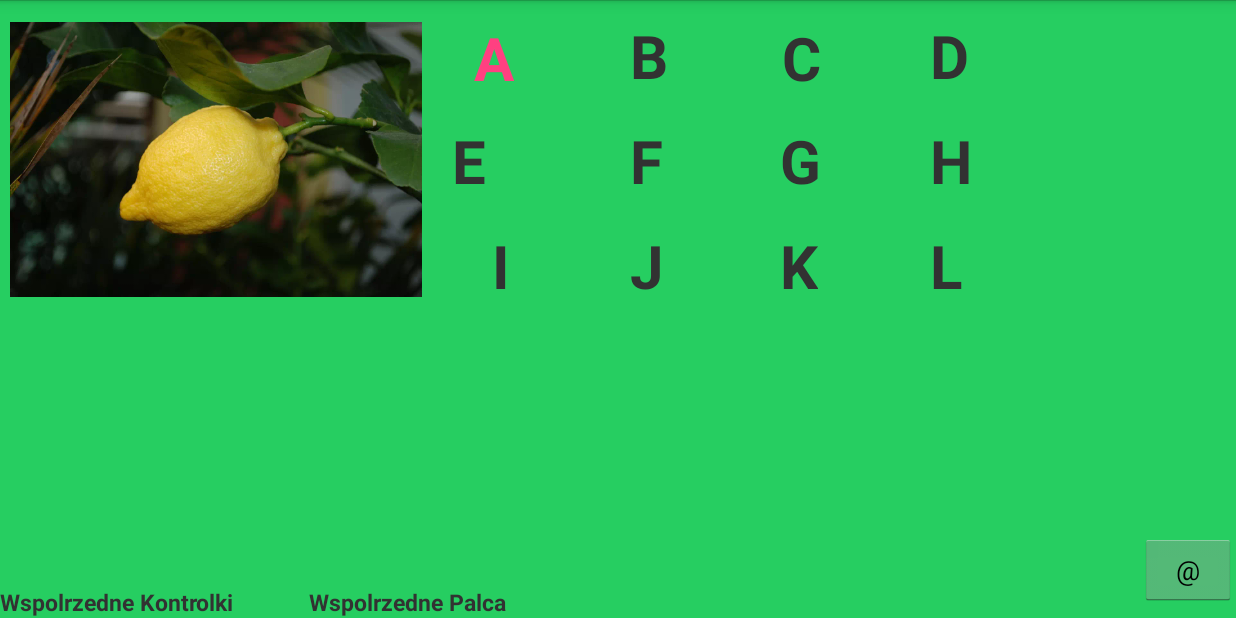
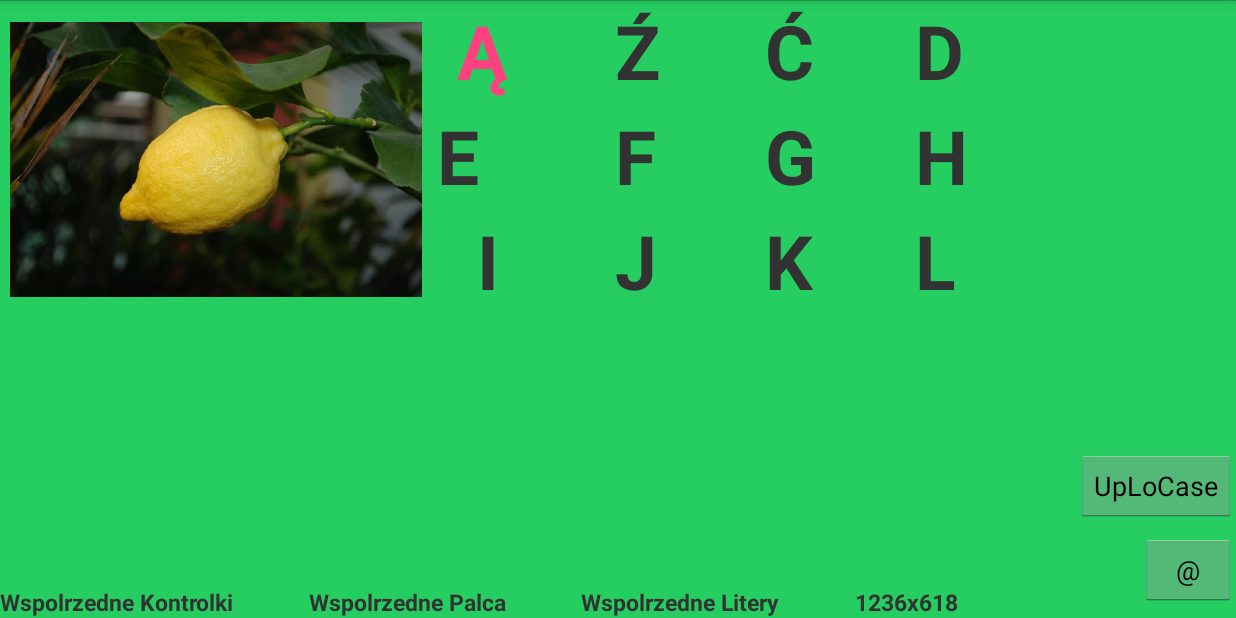
Before and after one commit to marskib/Literowiec, an Android app: the screen it shows after launch (MainActivity), on a phone screen of 824 x 412 dp (held sideways). Run offline under Robolectric (Android 15) with nearby library versions, the phone set to English and light mode, and no system bars.

Commit message:
duze/male litery - próby

```diff
--- a/app/src/main/java/autyzmsoft/pl/literowiec/MainActivity.java
+++ b/app/src/main/java/autyzmsoft/pl/literowiec/MainActivity.java
@@ -17,6 +17,8 @@ import android.widget.ImageView;
 import android.widget.RelativeLayout;
 import android.widget.TextView;
 
+import java.util.Locale;
+
 import static android.R.attr.width;
 import static android.icu.lang.UCharacter.GraphemeClusterBreak.L;
 
@@ -27,25 +29,25 @@ public class MainActivity extends Activity {
 
     //Placeholders'y na etykiety:
     TextView L01, L02, L03,
-             L04, L05, L06,
-             L07, L08, L09,
-             L10, L11, L12;
+            L04, L05, L06,
+            L07, L08, L09,
+            L10, L11, L12;
 
-    TextView tvInfo, tvInfo1;
+    TextView tvInfo, tvInfo1, tvInfo2, tvInfo3;
 
     private int _xDelta;
     private int _yDelta;
 
     private RelativeLayout.LayoutParams lParams, layoutParams;
 
-    private Button bZnowu;
+    private Button bZnowu, bUpperLower;
 
     @Override
     public void onCreate(Bundle savedInstanceState) {
         super.onCreate(savedInstanceState);
         //na caly ekran:
         requestWindowFeature(Window.FEATURE_NO_TITLE);
-        getWindow().setFlags(WindowManager.LayoutParams.FLAG_FULLSCREEN,WindowManager.LayoutParams.FLAG_FULLSCREEN);
+        getWindow().setFlags(WindowManager.LayoutParams.FLAG_FULLSCREEN, WindowManager.LayoutParams.FLAG_FULLSCREEN);
         setContentView(R.layout.activity_main);
 
         rootLayout = (ViewGroup) findViewById(R.id.view_root);
@@ -53,6 +55,8 @@ public class MainActivity extends Activity {
 
         tvInfo = (TextView) findViewById(R.id.tvInfo);
         tvInfo1 = (TextView) findViewById(R.id.tvInfo1);
+        tvInfo2 = (TextView) findViewById(R.id.tvInfo2);
+        tvInfo3 = (TextView) findViewById(R.id.tvInfo3);
 
         L01 = (TextView) findViewById(R.id.L01);
         L02 = (TextView) findViewById(R.id.L02);
@@ -85,10 +89,11 @@ public class MainActivity extends Activity {
         L12.setOnTouchListener(new ChoiceTouchListener());
 
         //Poprawienie wydajnosci? (zeby w onTouch nie tworzyc stale obiektow) L01 - placeholder
-        lParams      =  (RelativeLayout.LayoutParams) L01.getLayoutParams();
-        layoutParams =  (RelativeLayout.LayoutParams) L01.getLayoutParams();
+        lParams = (RelativeLayout.LayoutParams) L01.getLayoutParams();
+        layoutParams = (RelativeLayout.LayoutParams) L01.getLayoutParams();
 
         bZnowu = (Button) findViewById(R.id.bZnowu);
+        bUpperLower =(Button) findViewById(R.id.bUpperLower);
 
         dostosujDoUrzadzen();
 
@@ -103,13 +108,15 @@ public class MainActivity extends Activity {
         DisplayMetrics displaymetrics = new DisplayMetrics();
         getWindowManager().getDefaultDisplay().getMetrics(displaymetrics);
         width = displaymetrics.widthPixels;
-        height= displaymetrics.heightPixels;
+        height = displaymetrics.heightPixels;
+
+        tvInfo3.setText(Integer.toString(width) + "x" + Integer.toString(height));
 
         //Obrazek - ustawiam w lewym górnym rogu:
         lPar = (RelativeLayout.LayoutParams) img.getLayoutParams();
-        lPar.width=width/3;
-        lPar.height=height/2;
-        lPar.topMargin  = 5;
+        lPar.width = width / 3;
+        lPar.height = height / 2;
+        lPar.topMargin = 5;
         lPar.leftMargin = 10;
         img.setLayoutParams(lPar);
         //Ustawienie etykiet w 'ladnym' kwadracie 4x3:
@@ -296,13 +303,20 @@ public class MainActivity extends Activity {
                     lParams = (RelativeLayout.LayoutParams) view.getLayoutParams();
                     _xDelta = X - lParams.leftMargin;
                     _yDelta = Y - lParams.topMargin;
-                    tvInfo.setText("ACTION_DOWN");
+                    //tvInfo.setText("ACTION_DOWN");
+                    //Pokazanie szerokosci kontrolki:
+                    tvInfo.setText(Integer.toString(view.getWidth()));
                     break;
                 case MotionEvent.ACTION_UP:
                     int Xstop = X;
                     //tvInfo.setText("x="+Integer.toString(Xstop));
-                    tvInfo.setText("xKontrolki="+Integer.toString(layoutParams.leftMargin));
-                    tvInfo1.setText("xPalca="+Integer.toString(Xstop));
+                    tvInfo.setText("xKontrolki=" + Integer.toString(layoutParams.leftMargin));
+                    tvInfo1.setText("xPalca=" + Integer.toString(Xstop));
+
+                    final int padding = (int) (getResources().getDimension(R.dimen.padding_ski) / 2);
+                    int w = view.getWidth();
+                    int lm = layoutParams.leftMargin;
+                    tvInfo2.setText("xLitery=" + Integer.toString(lm + padding + (int) (w / 4.0)));
                     break;
                 /*
                 case MotionEvent.ACTION_POINTER_DOWN:
@@ -320,6 +334,22 @@ public class MainActivity extends Activity {
         ustawLadnieEtykiety();
     }
 
+    public void bUpperLowerOnClick(View v) {
+        //ZMiana male/duze litery (w obie strony)
+        TextView[] lbs = {L01,L02,L03,L04,L05,L06,L07,L08,L09,L10,L11,L12};
+
+        for (TextView lb : lbs) {
+            String str = (String) lb.getText();
+
+            if (lb.getText().equals(str.toUpperCase(Locale.getDefault()))) {
+                str = str.toLowerCase(Locale.getDefault());
+            } else {
+                str = str.toUpperCase(Locale.getDefault());
+            }
+            lb.setText(str);
+        }
+    } //koniec Metody()
+
 
 
 }
--- a/app/src/main/res/layout-land/activity_main.xml
+++ b/app/src/main/res/layout-land/activity_main.xml
@@ -22,10 +22,10 @@
         android:layout_height="wrap_content"
         android:layout_marginLeft="300dp"
         android:textSize="@dimen/litera_size"
-        android:padding="21dp"
+        android:padding="@dimen/padding_ski"
         android:textStyle="bold"
         android:textColor="@color/colorAccent"
-        android:text="A" />
+        android:text="Ą" />
 
     <TextView
         android:id="@+id/L02"
@@ -33,10 +33,10 @@
         android:layout_width="wrap_content"
         android:layout_height="wrap_content"
         android:textSize="@dimen/litera_size"
-        android:padding="20dp"
+        android:padding="@dimen/padding_ski"
         android:layout_marginLeft="400dp"
         android:textStyle="bold"
-        android:text="B" />
+        android:text="Ź" />
     <TextView
         android:id="@+id/L03"
         android:layout_marginTop="@dimen/margin_top_size_1st_row"
@@ -44,9 +44,9 @@
         android:layout_height="wrap_content"
         android:layout_marginLeft="500dp"
         android:textSize="@dimen/litera_size"
-        android:padding="21dp"
+        android:padding="@dimen/padding_ski"
         android:textStyle="bold"
-        android:text="C" />
+        android:text="Ć" />
 
     <TextView
         android:id="@+id/L04"
@@ -54,7 +54,7 @@
         android:layout_width="wrap_content"
         android:layout_height="wrap_content"
         android:textSize="@dimen/litera_size"
-        android:padding="20dp"
+        android:padding="@dimen/padding_ski"
         android:layout_marginLeft="600dp"
         android:textStyle="bold"
         android:text="D" />
@@ -66,7 +66,7 @@
         android:layout_width="wrap_content"
         android:layout_height="wrap_content"
         android:textSize="@dimen/litera_size"
-        android:padding="20dp"
+        android:padding="@dimen/padding_ski"
         android:layout_marginLeft="300dp"
         android:textStyle="bold"
         android:text="E" />
@@ -77,7 +77,7 @@
         android:layout_width="wrap_content"
         android:layout_height="wrap_content"
         android:textSize="@dimen/litera_size"
-        android:padding="20dp"
+        android:padding="@dimen/padding_ski"
         android:layout_marginLeft="400dp"
         android:textStyle="bold"
         android:text="F" />
@@ -88,7 +88,7 @@
         android:layout_width="wrap_content"
         android:layout_height="wrap_content"
         android:textSize="@dimen/litera_size"
-        android:padding="20dp"
+        android:padding="@dimen/padding_ski"
         android:layout_marginLeft="500dp"
         android:textStyle="bold"
         android:text="G" />
@@ -99,7 +99,7 @@
         android:layout_width="wrap_content"
         android:layout_height="wrap_content"
         android:textSize="@dimen/litera_size"
-        android:padding="20dp"
+        android:padding="@dimen/padding_ski"
         android:layout_marginLeft="600dp"
         android:textStyle="bold"
         android:text="H" />
@@ -112,7 +112,7 @@
         android:layout_width="wrap_content"
         android:layout_height="wrap_content"
         android:textSize="@dimen/litera_size"
-        android:padding="20dp"
+        android:padding="@dimen/padding_ski"
         android:layout_marginLeft="300dp"
         android:textStyle="bold"
         android:text="I" />
@@ -123,7 +123,7 @@
         android:layout_width="wrap_content"
         android:layout_height="wrap_content"
         android:textSize="@dimen/litera_size"
-        android:padding="20dp"
+        android:padding="@dimen/padding_ski"
         android:layout_marginLeft="400dp"
         android:textStyle="bold"
         android:text="J" />
@@ -134,7 +134,7 @@
         android:layout_width="wrap_content"
         android:layout_height="wrap_content"
         android:textSize="@dimen/litera_size"
-        android:padding="20dp"
+        android:padding="@dimen/padding_ski"
         android:layout_marginLeft="500dp"
         android:textStyle="bold"
         android:text="K" />
@@ -145,7 +145,7 @@
         android:layout_width="wrap_content"
         android:layout_height="wrap_content"
         android:textSize="@dimen/litera_size"
-        android:padding="20dp"
+        android:padding="@dimen/padding_ski"
         android:layout_marginLeft="600dp"
         android:textStyle="bold"
         android:text="L" />
@@ -167,12 +167,34 @@
         android:id="@+id/tvInfo1"
         android:layout_width="wrap_content"
         android:layout_height="wrap_content"
-        android:layout_alignParentBottom="true"
         android:layout_marginLeft="50dp"
-        android:layout_toEndOf="@+id/tvInfo"
         android:textSize="15sp"
         android:textStyle="bold"
-        android:text="Wspolrzedne Palca" />
+        android:layout_alignParentBottom="true"
+        android:layout_toRightOf="@+id/tvInfo"
+        android:text="Wspolrzedne Palca"/>
+
+    <TextView
+        android:id="@+id/tvInfo2"
+        android:layout_width="wrap_content"
+        android:layout_height="wrap_content"
+        android:layout_alignParentBottom="true"
+        android:textSize="15sp"
+        android:textStyle="bold"
+        android:layout_toRightOf="@+id/tvInfo1"
+        android:layout_marginLeft="50dp"
+        android:text="Wspolrzedne Litery" />
+
+    <TextView
+        android:id="@+id/tvInfo3"
+        android:layout_width="wrap_content"
+        android:layout_height="wrap_content"
+        android:layout_alignParentBottom="true"
+        android:textSize="15sp"
+        android:textStyle="bold"
+        android:layout_toRightOf="@+id/tvInfo2"
+        android:layout_marginLeft="50dp"
+        android:text="Rozdzielczosc" />
 
     <Button
         android:id="@+id/bZnowu"
@@ -184,4 +206,14 @@
         android:layout_marginBottom="8dp"
         android:text="\@" />
 
+    <Button
+        android:id="@+id/bUpperLower"
+        android:onClick="bUpperLowerOnClick"
+        android:layout_width="wrap_content"
+        android:layout_height="wrap_content"
+        android:layout_alignParentEnd="true"
+        android:layout_above="@id/bZnowu"
+        android:layout_marginBottom="8dp"
+        android:text="UpLoCase" />
+
 </RelativeLayout>
--- a/app/src/main/res/values-large/dimens.xml
+++ b/app/src/main/res/values-large/dimens.xml
@@ -1,8 +1,9 @@
 <resources>
-    <dimen name="litera_size">80sp</dimen>
+    <dimen name="litera_size">100sp</dimen>
     <dimen name="margin_top_size_1st_row">10dp</dimen>
     <dimen name="margin_top_size_2nd_row">120dp</dimen>
     <dimen name="margin_top_size_3rd_row">240dp</dimen>
 
+    <!-- wartosc na rozsuniecie etykiet wzgledem siebie w rzędzie; wykorzystywana w kodzie: -->
     <dimen name="poprawka">210dp</dimen>
 </resources>
--- a/app/src/main/res/values/dimens.xml
+++ b/app/src/main/res/values/dimens.xml
@@ -1,8 +1,12 @@
 <resources>
-    <dimen name="litera_size">40sp</dimen>
+    <dimen name="litera_size">50sp</dimen>
     <dimen name="margin_top_size_1st_row">-10dp</dimen>
     <dimen name="margin_top_size_2nd_row">60dp</dimen>
     <dimen name="margin_top_size_3rd_row">130dp</dimen>
 
+    <!-- wartosc na rozsuniecie etykiet wzgledem siebie w rzędzie; wykorzystywana w kodzie: -->
     <dimen name="poprawka">85dp</dimen>
+
+    <!--padding etykiety; wykorzystywany w kodzie do obliczenia dokladnej pozycji litery: -->
+    <dimen name="padding_ski">10dp</dimen>
 </resources>
```
